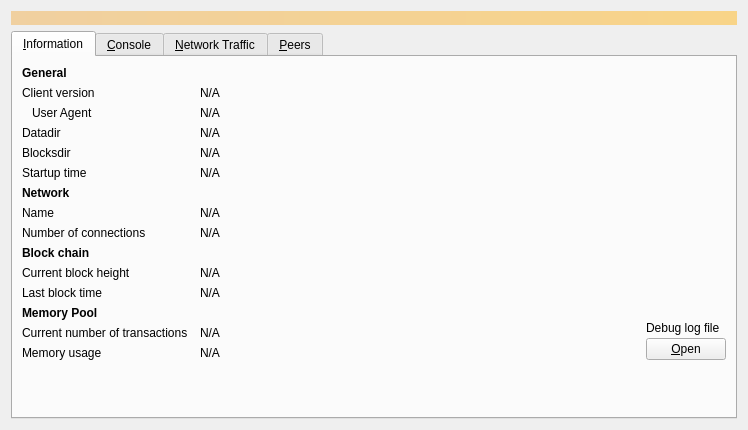
First picture: the form in src/qt/forms/debugwindow.ui, repository RandyMcMillan/mempool-tab, before the edit.
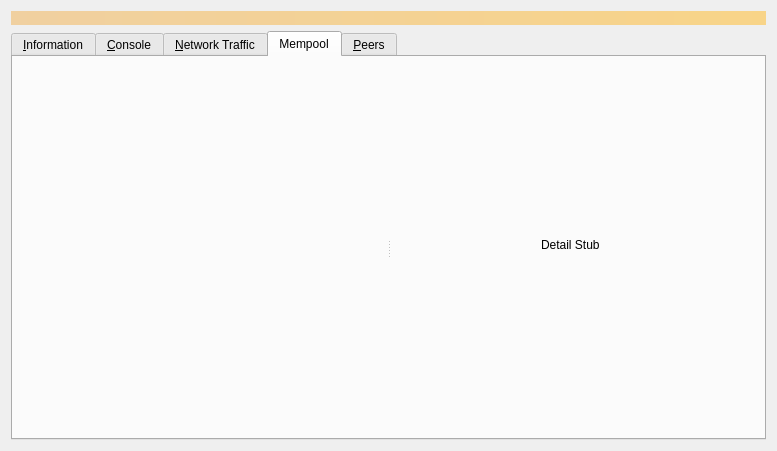
Second picture: the form after the edit. Icons and pictures are not drawn. Custom widgets are drawn as their Qt base class.

Commit message: qt: mempool stats chart

```diff
--- a/src/qt/forms/debugwindow.ui
+++ b/src/qt/forms/debugwindow.ui
@@ -6,8 +6,8 @@
    <rect>
     <x>0</x>
     <y>0</y>
-    <width>740</width>
-    <height>430</height>
+    <width>777</width>
+    <height>451</height>
    </rect>
   </property>
   <property name="windowTitle">
@@ -36,7 +36,7 @@
    <item>
     <widget class="QTabWidget" name="tabWidget">
      <property name="currentIndex">
-      <number>0</number>
+      <number>3</number>
      </property>
      <widget class="QWidget" name="tab_info">
       <attribute name="title">
@@ -861,6 +861,112 @@
        </item>
       </layout>
      </widget>
+     <widget class="QWidget" name="tab_mempool">
+      <property name="minimumSize">
+       <size>
+        <width>747</width>
+        <height>0</height>
+       </size>
+      </property>
+      <attribute name="title">
+       <string>Mempool</string>
+      </attribute>
+      <layout class="QVBoxLayout" name="verticalLayout_9" stretch="0">
+       <property name="leftMargin">
+        <number>0</number>
+       </property>
+       <property name="topMargin">
+        <number>0</number>
+       </property>
+       <property name="rightMargin">
+        <number>0</number>
+       </property>
+       <property name="bottomMargin">
+        <number>0</number>
+       </property>
+       <item>
+        <widget class="QSplitter" name="mempool_splitter">
+         <property name="sizePolicy">
+          <sizepolicy hsizetype="Expanding" vsizetype="Expanding">
+           <horstretch>0</horstretch>
+           <verstretch>0</verstretch>
+          </sizepolicy>
+         </property>
+         <property name="frameShape">
+          <enum>QFrame::NoFrame</enum>
+         </property>
+         <property name="lineWidth">
+          <number>0</number>
+         </property>
+         <property name="orientation">
+          <enum>Qt::Horizontal</enum>
+         </property>
+         <property name="childrenCollapsible">
+          <bool>false</bool>
+         </property>
+         <widget class="QWidget" name="verticalLayoutWidget">
+          <layout class="QVBoxLayout" name="QVBOX1">
+           <property name="leftMargin">
+            <number>10</number>
+           </property>
+           <property name="topMargin">
+            <number>10</number>
+           </property>
+           <property name="rightMargin">
+            <number>10</number>
+           </property>
+           <property name="bottomMargin">
+            <number>10</number>
+           </property>
+           <item>
+            <widget class="MempoolStats" name="mempool_graph" native="true">
+             <property name="sizePolicy">
+              <sizepolicy hsizetype="Preferred" vsizetype="MinimumExpanding">
+               <horstretch>0</horstretch>
+               <verstretch>0</verstretch>
+              </sizepolicy>
+             </property>
+            </widget>
+           </item>
+          </layout>
+         </widget>
+         <widget class="QWidget" name="verticalLayoutWidget2">
+          <layout class="QVBoxLayout" name="QVBOX2">
+           <property name="leftMargin">
+            <number>10</number>
+           </property>
+           <property name="topMargin">
+            <number>10</number>
+           </property>
+           <property name="rightMargin">
+            <number>10</number>
+           </property>
+           <property name="bottomMargin">
+            <number>10</number>
+           </property>
+           <item>
+            <widget class="QWidget" name="widget_2" native="true">
+             <widget class="QLabel" name="label">
+              <property name="geometry">
+               <rect>
+                <x>140</x>
+                <y>170</y>
+                <width>71</width>
+                <height>16</height>
+               </rect>
+              </property>
+              <property name="text">
+               <string>Detail Stub</string>
+              </property>
+             </widget>
+            </widget>
+           </item>
+          </layout>
+         </widget>
+        </widget>
+       </item>
+      </layout>
+     </widget>
      <widget class="QWidget" name="tab_peers">
       <attribute name="title">
        <string>&amp;Peers</string>
@@ -1628,6 +1734,12 @@
     <slot>clear()</slot>
    </slots>
   </customwidget>
+  <customwidget>
+   <class>MempoolStats</class>
+   <extends>QWidget</extends>
+   <header>qt/mempoolstats.h</header>
+   <container>1</container>
+  </customwidget>
  </customwidgets>
  <resources>
   <include location="../bitcoin.qrc"/>
```
Left out of the diff: 16 changed lines with no effect on the pictures. The commit also changes 10 other files.
